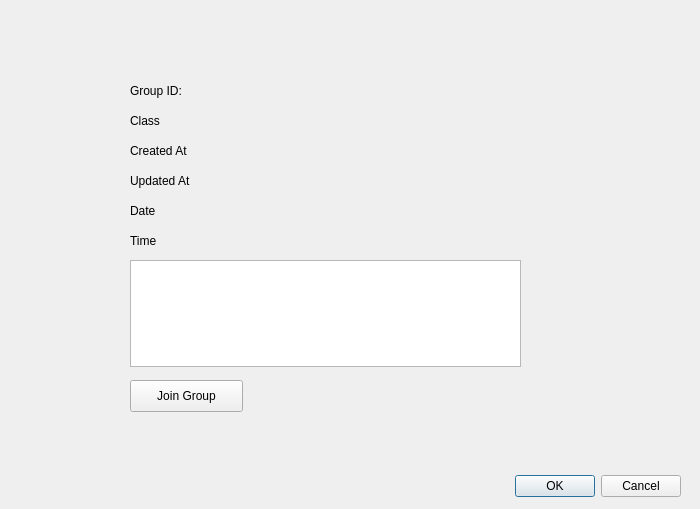
This is StudyGroupFormer/GroupInfo.ui in vu035/StudyGroupApp as Qt 5 draws it before an edit. The edited form follows.
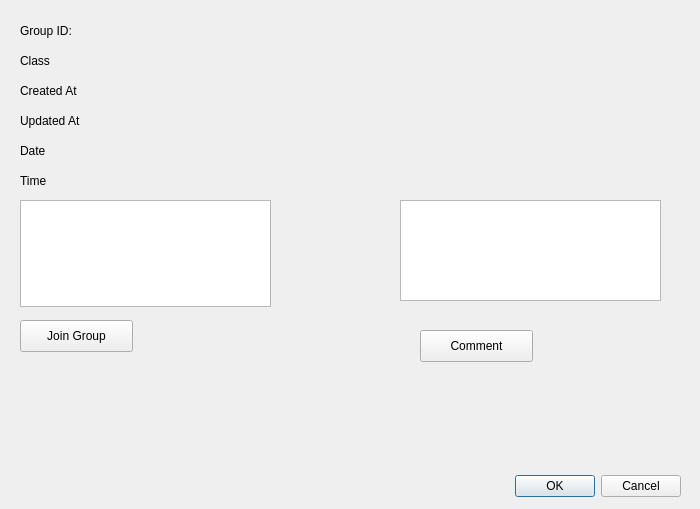
This is the edited form.

Commit message: added comment functions, comment button in groupinfo

```diff
--- a/StudyGroupFormer/GroupInfo.ui
+++ b/StudyGroupFormer/GroupInfo.ui
@@ -32,8 +32,8 @@
   <widget class="QLabel" name="label">
    <property name="geometry">
     <rect>
-     <x>130</x>
-     <y>80</y>
+     <x>20</x>
+     <y>20</y>
      <width>121</width>
      <height>21</height>
     </rect>
@@ -45,8 +45,8 @@
   <widget class="QLabel" name="label_2">
    <property name="geometry">
     <rect>
-     <x>130</x>
-     <y>110</y>
+     <x>20</x>
+     <y>50</y>
      <width>121</width>
      <height>21</height>
     </rect>
@@ -58,8 +58,8 @@
   <widget class="QLabel" name="label_3">
    <property name="geometry">
     <rect>
-     <x>130</x>
-     <y>140</y>
+     <x>20</x>
+     <y>80</y>
      <width>121</width>
      <height>21</height>
     </rect>
@@ -71,8 +71,8 @@
   <widget class="QLabel" name="label_4">
    <property name="geometry">
     <rect>
-     <x>130</x>
-     <y>170</y>
+     <x>20</x>
+     <y>110</y>
      <width>121</width>
      <height>21</height>
     </rect>
@@ -84,8 +84,8 @@
   <widget class="QLabel" name="lblGCreated">
    <property name="geometry">
     <rect>
-     <x>230</x>
-     <y>140</y>
+     <x>120</x>
+     <y>80</y>
      <width>121</width>
      <height>21</height>
     </rect>
@@ -97,8 +97,8 @@
   <widget class="QLabel" name="lblGID">
    <property name="geometry">
     <rect>
-     <x>230</x>
-     <y>80</y>
+     <x>120</x>
+     <y>20</y>
      <width>121</width>
      <height>21</height>
     </rect>
@@ -110,8 +110,8 @@
   <widget class="QLabel" name="lblGUpdated">
    <property name="geometry">
     <rect>
-     <x>230</x>
-     <y>170</y>
+     <x>120</x>
+     <y>110</y>
      <width>121</width>
      <height>21</height>
     </rect>
@@ -123,8 +123,8 @@
   <widget class="QLabel" name="lblGCName">
    <property name="geometry">
     <rect>
-     <x>230</x>
-     <y>110</y>
+     <x>120</x>
+     <y>50</y>
      <width>121</width>
      <height>21</height>
     </rect>
@@ -136,8 +136,8 @@
   <widget class="QLabel" name="lblGDate">
    <property name="geometry">
     <rect>
-     <x>230</x>
-     <y>200</y>
+     <x>120</x>
+     <y>140</y>
      <width>121</width>
      <height>21</height>
     </rect>
@@ -149,8 +149,8 @@
   <widget class="QLabel" name="label_5">
    <property name="geometry">
     <rect>
-     <x>130</x>
-     <y>200</y>
+     <x>20</x>
+     <y>140</y>
      <width>121</width>
      <height>21</height>
     </rect>
@@ -162,8 +162,8 @@
   <widget class="QLabel" name="lblGTime">
    <property name="geometry">
     <rect>
-     <x>230</x>
-     <y>230</y>
+     <x>120</x>
+     <y>170</y>
      <width>121</width>
      <height>21</height>
     </rect>
@@ -175,8 +175,8 @@
   <widget class="QLabel" name="label_6">
    <property name="geometry">
     <rect>
-     <x>130</x>
-     <y>230</y>
+     <x>20</x>
+     <y>170</y>
      <width>121</width>
      <height>21</height>
     </rect>
@@ -188,9 +188,9 @@
   <widget class="QTextEdit" name="courseDescription">
    <property name="geometry">
     <rect>
-     <x>130</x>
-     <y>260</y>
-     <width>391</width>
+     <x>20</x>
+     <y>200</y>
+     <width>251</width>
      <height>107</height>
     </rect>
    </property>
@@ -198,8 +198,8 @@
   <widget class="QPushButton" name="joinButton">
    <property name="geometry">
     <rect>
-     <x>130</x>
-     <y>380</y>
+     <x>20</x>
+     <y>320</y>
      <width>113</width>
      <height>32</height>
     </rect>
@@ -208,6 +208,29 @@
     <string>Join Group</string>
    </property>
   </widget>
+  <widget class="QPushButton" name="commentButton">
+   <property name="geometry">
+    <rect>
+     <x>420</x>
+     <y>330</y>
+     <width>113</width>
+     <height>32</height>
+    </rect>
+   </property>
+   <property name="text">
+    <string>Comment</string>
+   </property>
+  </widget>
+  <widget class="QTextEdit" name="commentEdit">
+   <property name="geometry">
+    <rect>
+     <x>400</x>
+     <y>200</y>
+     <width>261</width>
+     <height>101</height>
+    </rect>
+   </property>
+  </widget>
  </widget>
  <resources/>
  <connections>
```
The commit also changes 4 other files.
